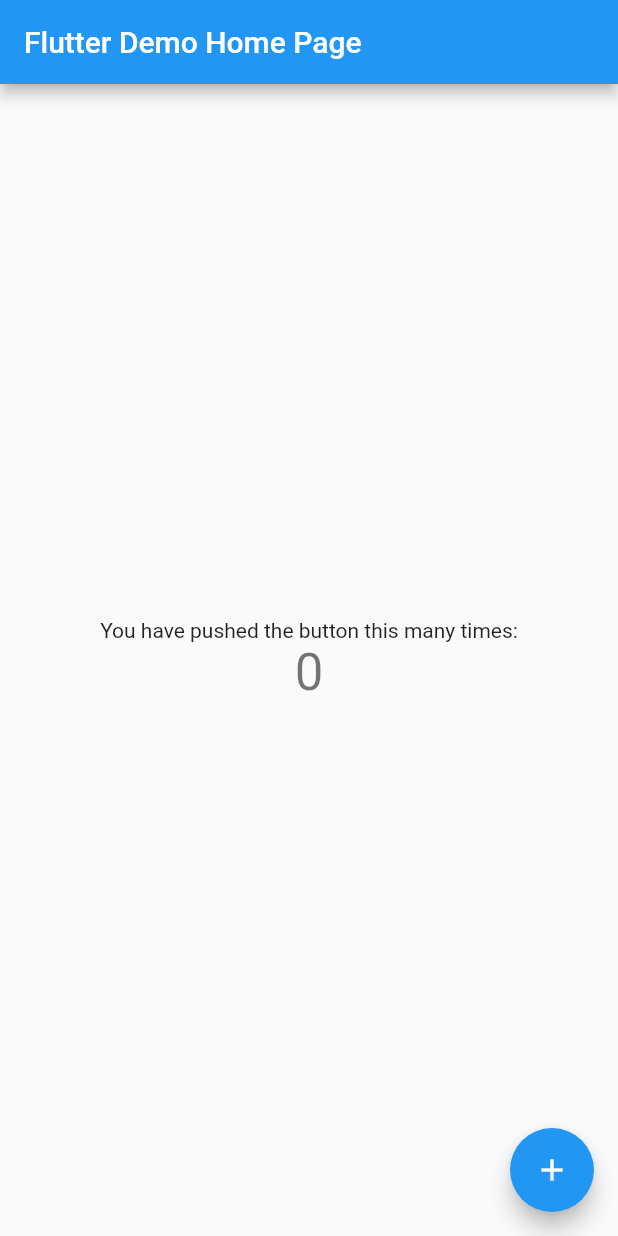
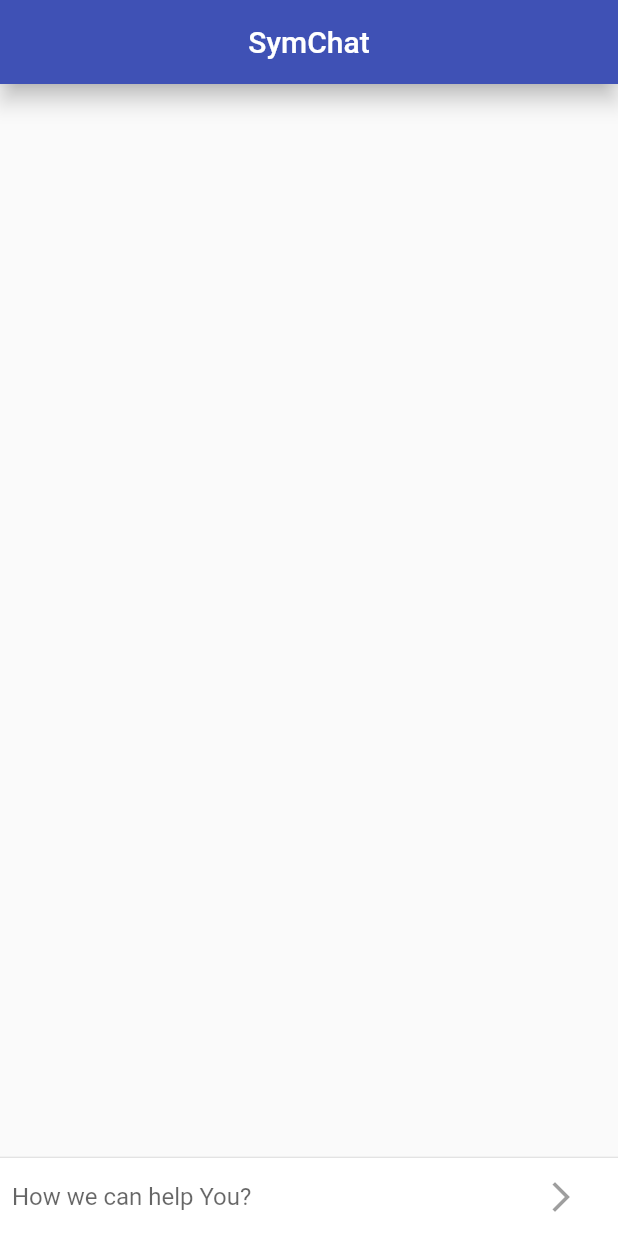
Before and after one commit to devzom/Flutter-test-apps, a Flutter app: the screen it shows after launch, on a phone screen of 412 x 824 dp. Run offline on Flutter 3.47's test engine with Material 2 defaults, Android fonts, the phone set to English and light mode, and no system bars.

Commit message:
Complete Chat app with hardCoded data -> get http in future

```diff
--- a/symchat/lib/main.dart
+++ b/symchat/lib/main.dart
@@ -1,111 +1,187 @@
+import 'package:flutter/foundation.dart';
 import 'package:flutter/material.dart';
+import 'package:intl/intl.dart';
 
-void main() => runApp(MyApp());
+void main() => runApp((SymChatApp()));
 
-class MyApp extends StatelessWidget {
-  // This widget is the root of your application.
+class SymChatApp extends StatelessWidget {
+  //add targetPlatform specific theme
+  final iOSTheme = new ThemeData(
+      primarySwatch: Colors.orange,
+      primaryColor: Colors.grey[100],
+      primaryColorBrightness: Brightness.light);
+
+  final defaultTheme = new ThemeData(
+      primarySwatch: Colors.indigo,
+      accentColor: Colors.indigo[500],
+      primaryColorBrightness: Brightness.dark);
+
   @override
   Widget build(BuildContext context) {
-    return MaterialApp(
-      title: 'Flutter Demo',
-      theme: ThemeData(
-        // This is the theme of your application.
-        //
-        // Try running your application with "flutter run". You'll see the
-        // application has a blue toolbar. Then, without quitting the app, try
-        // changing the primarySwatch below to Colors.green and then invoke
-        // "hot reload" (press "r" in the console where you ran "flutter run",
-        // or simply save your changes to "hot reload" in a Flutter IDE).
-        // Notice that the counter didn't reset back to zero; the application
-        // is not restarted.
-        primarySwatch: Colors.blue,
-      ),
-      home: MyHomePage(title: 'Flutter Demo Home Page'),
-    );
+    return new MaterialApp(
+        debugShowCheckedModeBanner: false,
+        title: 'SymChat',
+        // check the actual platform and sets the proper theme getter from upper final spec
+        theme: defaultTargetPlatform == TargetPlatform.iOS
+            ? iOSTheme
+            : defaultTheme,
+        home: new ChatScreen());
   }
 }
 
-class MyHomePage extends StatefulWidget {
-  MyHomePage({Key key, this.title}) : super(key: key);
-
-  // This widget is the home page of your application. It is stateful, meaning
-  // that it has a State object (defined below) that contains fields that affect
-  // how it looks.
-
-  // This class is the configuration for the state. It holds the values (in this
-  // case the title) provided by the parent (in this case the App widget) and
-  // used by the build method of the State. Fields in a Widget subclass are
-  // always marked "final".
-
-  final String title;
-
+class ChatScreen extends StatefulWidget {
   @override
-  _MyHomePageState createState() => _MyHomePageState();
+  ChatScreenState createState() => ChatScreenState();
 }
 
-class _MyHomePageState extends State<MyHomePage> {
-  int _counter = 0;
+//added MIXIN to reuse class body in multiple classes
+class ChatScreenState extends State<ChatScreen> with TickerProviderStateMixin {
+  // define controller for text input operations
+  final TextEditingController _textController = new TextEditingController();
 
-  void _incrementCounter() {
-    setState(() {
-      // This call to setState tells the Flutter framework that something has
-      // changed in this State, which causes it to rerun the build method below
-      // so that the display can reflect the updated values. If we changed
-      // _counter without calling setState(), then the build method would not be
-      // called again, and so nothing would appear to happen.
-      _counter++;
-    });
+  // init a empty list of message when there's none
+  final List<ChatMessage> _message = <ChatMessage>[];
+
+  //make SEND button context-aware and change it's appearance due to state of inputTextField whether is empty or not
+  bool _isComposing = false;
+
+  //add animation contoller
+  @override
+  void dispose() {
+    for (ChatMessage message in _message) message.animationController.dispose();
+    super.dispose();
   }
 
   @override
   Widget build(BuildContext context) {
-    // This method is rerun every time setState is called, for instance as done
-    // by the _incrementCounter method above.
-    //
-    // The Flutter framework has been optimized to make rerunning build methods
-    // fast, so that you can just rebuild anything that needs updating rather
-    // than having to individually change instances of widgets.
-    return Scaffold(
+    return new Scaffold(
       appBar: AppBar(
-        // Here we take the value from the MyHomePage object that was created by
-        // the App.build method, and use it to set our appbar title.
-        title: Text(widget.title),
+        title: Text('SymChat'),
+        centerTitle: true,
+        elevation: Theme.of(context).platform == TargetPlatform.iOS ? 1.0 : 6.0,
       ),
-      body: Center(
-        // Center is a layout widget. It takes a single child and positions it
-        // in the middle of the parent.
-        child: Column(
-          // Column is also a layout widget. It takes a list of children and
-          // arranges them vertically. By default, it sizes itself to fit its
-          // children horizontally, and tries to be as tall as its parent.
-          //
-          // Invoke "debug painting" (press "p" in the console, choose the
-          // "Toggle Debug Paint" action from the Flutter Inspector in Android
-          // Studio, or the "Toggle Debug Paint" command in Visual Studio Code)
-          // to see the wireframe for each widget.
-          //
-          // Column has various properties to control how it sizes itself and
-          // how it positions its children. Here we use mainAxisAlignment to
-          // center the children vertically; the main axis here is the vertical
-          // axis because Columns are vertical (the cross axis would be
-          // horizontal).
-          mainAxisAlignment: MainAxisAlignment.center,
+      body: Column(
+        children: <Widget>[
+          new Flexible(
+            child: ListView.builder(
+              padding: EdgeInsets.all(8.0),
+              reverse: true,
+              itemBuilder: (_, int index) => _message[index],
+              itemCount: _message.length,
+            ),
+          ),
+          Divider(height: 1),
+          Container(
+              decoration: BoxDecoration(color: Theme.of(context).cardColor),
+              child: _buildTextComposer()),
+        ],
+      ),
+    );
+  }
+
+  Widget _buildTextComposer() {
+    return IconTheme(
+      data: IconThemeData(color: Theme.of(context).accentColor),
+      child: Container(
+        margin: EdgeInsets.symmetric(horizontal: 8, vertical: 2),
+        child: Row(
           children: <Widget>[
-            Text(
-              'You have pushed the button this many times:',
+            Flexible(
+              child: new TextField(
+                controller: _textController,
+                onChanged: (String text) {
+                  setState(() {
+                    _isComposing = text.length > 0;
+                  });
+                },
+                onSubmitted: _handleSubmitted,
+                decoration:
+                    InputDecoration.collapsed(hintText: "How we can help You?"),
+              ),
             ),
-            Text(
-              '$_counter',
-              style: Theme.of(context).textTheme.display1,
-            ),
+            Container(
+              margin: EdgeInsets.symmetric(horizontal: 6.0),
+              child: IconButton(
+                  icon: Icon(Icons.arrow_forward_ios),
+                  onPressed: _isComposing
+                      ? () => _handleSubmitted(_textController.text)
+                      : null),
+            )
           ],
         ),
       ),
-      floatingActionButton: FloatingActionButton(
-        onPressed: _incrementCounter,
-        tooltip: 'Increment',
-        child: Icon(Icons.add),
-      ), // This trailing comma makes auto-formatting nicer for build methods.
+    );
+  }
+
+  void _handleSubmitted(String text) {
+    _textController.clear();
+    setState(() {
+      _isComposing = false;
+    });
+
+    ChatMessage message = new ChatMessage(
+      text: text,
+      animationController: AnimationController(
+          vsync: this, duration: Duration(milliseconds: 500)),
+    );
+
+    setState(() {
+      _message.insert(0, message);
+    });
+
+    //specifing that animation should play forward only
+    message.animationController.forward();
+  }
+}
+
+class ChatMessage extends StatelessWidget {
+  ChatMessage({this.text, this.animationController});
+  final String text;
+
+  //add a member to store animation controller
+  final AnimationController animationController;
+
+  static const String _name = "Jacob";
+
+  @override
+  Widget build(BuildContext context) {
+    var dateTime = DateTime.now();
+    return SizeTransition(
+      sizeFactor:
+          CurvedAnimation(parent: animationController, curve: Curves.easeOut),
+      child: Container(
+          margin: EdgeInsets.symmetric(vertical: 12),
+          child: Row(
+            crossAxisAlignment: CrossAxisAlignment.start,
+            children: <Widget>[
+              Container(
+                margin: EdgeInsets.only(right: 12),
+                child: CircleAvatar(
+                  child: Text(
+                    _name[0],
+                  ),
+                ),
+              ),
+              Expanded(
+                child: Column(
+                  crossAxisAlignment: CrossAxisAlignment.start,
+                  children: <Widget>[
+                    Row(
+                      crossAxisAlignment: CrossAxisAlignment.center,
+                      children: <Widget>[
+                        Text(_name,
+                            style: Theme.of(context).textTheme.subtitle),
+                        Text(DateFormat('kk:mm').format(dateTime),
+                            style: TextStyle(fontSize: 8)),
+                      ],
+                    ),
+                    Container(
+                        margin: EdgeInsets.only(top: 5), child: Text(text)),
+                  ],
+                ),
+              ),
+            ],
+          )),
     );
   }
 }
--- a/symchat/pubspec.yaml
+++ b/symchat/pubspec.yaml
@@ -14,15 +14,17 @@ description: A new Flutter project.
 version: 1.0.0+1
 
 environment:
-  sdk: ">=2.1.0 <3.0.0"
+  sdk: ">=2.3.0 <3.0.0"
 
 dependencies:
   flutter:
     sdk: flutter
+  intl: ^0.16.1
 
   # The following adds the Cupertino Icons font to your application.
   # Use with the CupertinoIcons class for iOS style icons.
   cupertino_icons: ^0.1.2
+
 
 dev_dependencies:
   flutter_test:
```
Also changed, not shown: symchat/lib/welcome_screen.dart (added, +8 -0 lines), 1 other file.
